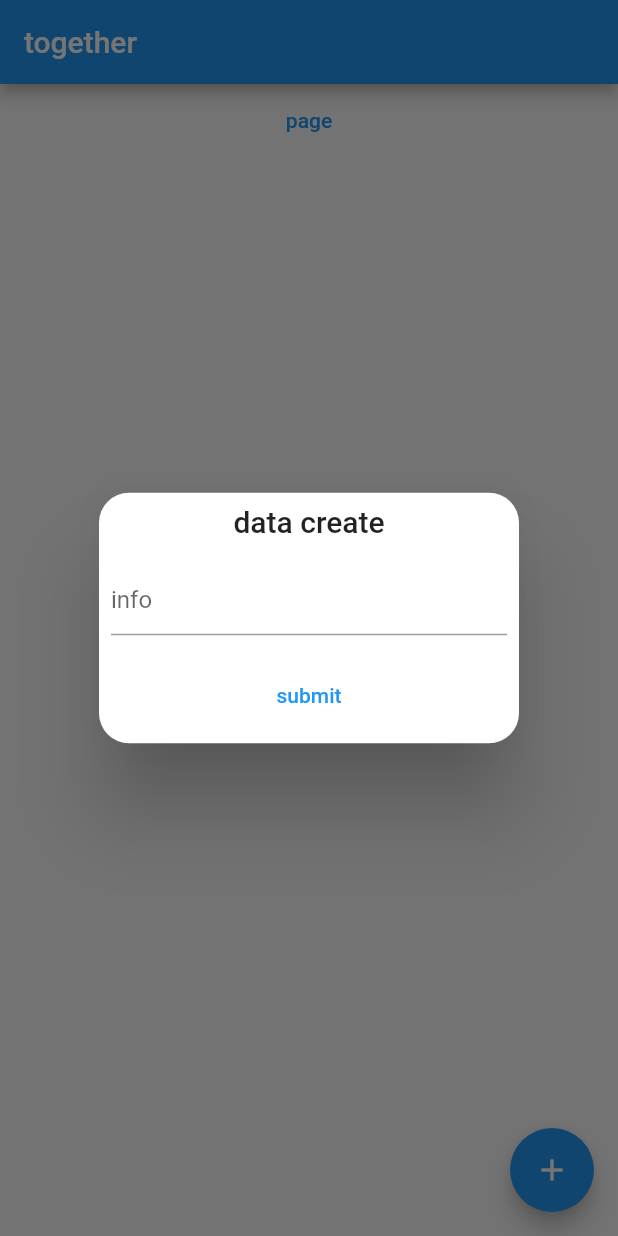
After one commit to subin70/fluttercamp, a Flutter app: the Home screen opened directly, after a tap on the "add" icon, on a phone screen of 412 x 824 dp. The commit adds this screen. Run offline on Flutter 3.47's test engine with Material 2 defaults, Android fonts, the phone set to English and light mode, and no system bars; our stand-ins replace cloud_firestore, firebase_core, get; accounts and stored records are empty.

Commit message:
practice getx crud

```diff
--- a/lib/main.dart
+++ b/lib/main.dart
@@ -3,9 +3,10 @@ import 'todo.dart';
 import 'package:get/get.dart';
 import 'package:firebase_core/firebase_core.dart';
 import 'package:cloud_firestore/cloud_firestore.dart';
-
+import 'practice.dart';
 import 'dart:async';
 import 'dart:core';
+
 void main() async {
   WidgetsFlutterBinding.ensureInitialized();
   await Firebase.initializeApp();
@@ -21,6 +22,7 @@ class MyApp extends StatelessWidget {
       getPages: [
         GetPage(name: '/next', page: () => NextPage()),
         GetPage(name: '/todo', page: () => ToDoList()),
+        GetPage(name: '/practice', page:()=>GetPage()),
 
         //GetPage(name: '/snack', page: ()=> SnackBarPage()),
       ],
--- /dev/null
+++ b/lib/practice.dart
@@ -0,0 +1,77 @@
+import 'package:flutter/material.dart';
+import 'package:get/get.dart';
+
+void main() => runApp(GetMaterialApp(home: Home()));
+
+class controller extends GetxController {
+  var items = ''.obs;
+  final textcontroller = TextEditingController();
+
+  void createText(){
+    items = textcontroller.text.obs;
+    update();
+  }
+
+}
+
+class Home extends StatelessWidget {
+  const Home({Key? key}) : super(key: key);
+
+  @override
+  Widget build(BuildContext context) {
+    final controller c = Get.put(controller());
+
+    return Scaffold(
+      appBar: AppBar(
+        title: Text("together"),
+      ),
+      body: Center(
+        child:Column(
+          children:[
+            TextButton(onPressed: () {
+              Get.to(Second());
+            },
+              child: Text('page'),),
+            GetBuilder<controller> (
+              init: controller(),
+              builder: (_) => Text('${c.items}'),
+            ),
+          ],
+        ),),
+      floatingActionButton: FloatingActionButton(
+        child: Icon(Icons.add),
+        onPressed: () {
+          Get.defaultDialog(
+            title: 'data create',
+            content: TextField(
+              controller: c.textcontroller,
+              //위에 이걸로 data를 넣는건가?
+              decoration: InputDecoration(
+                hintText: 'info',
+              ),
+            ),
+            actions: [
+              TextButton(
+                onPressed: () {
+                  c.createText();
+                  print("${c.items}");
+                  Get.back();
+                },
+                child: Text('submit'),
+              ),
+            ],
+          );
+        },
+      ),
+    );
+  }
+}
+
+class Second extends StatelessWidget {
+  final controller c = Get.find();
+  @override
+  Widget build(BuildContext context) {
+    return Scaffold(body: Center(child: Text("${c.items}")));
+  }
+
+}
```
